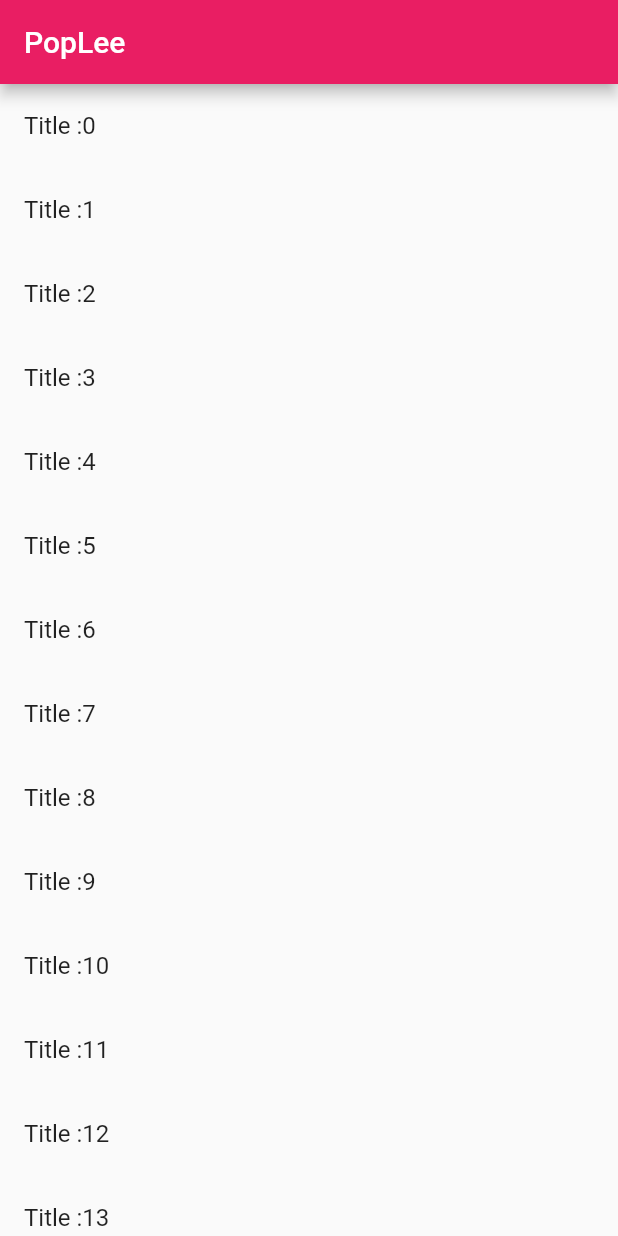
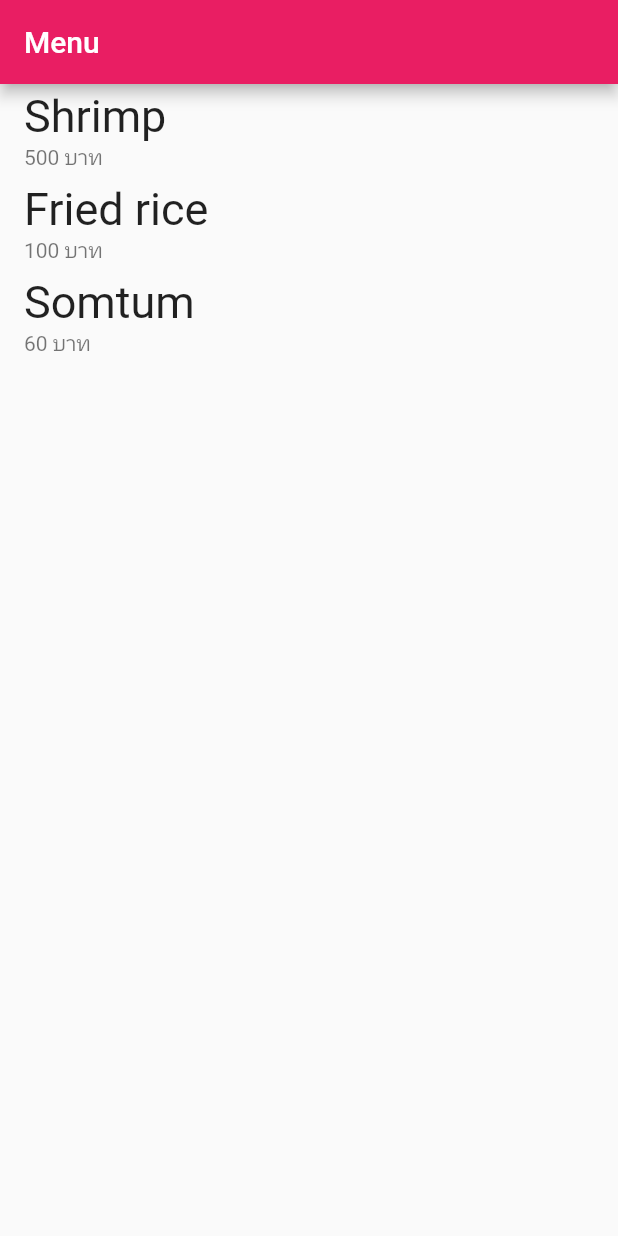
Before and after one commit to tongbantin/flutter-first-app, a Flutter app: the screen it shows after launch, on a phone screen of 412 x 824 dp. Run offline on Flutter 3.47's test engine with Material 2 defaults, Android fonts, the phone set to English and light mode, and no system bars.

Commit message:
FoodMenu

```diff
--- /dev/null
+++ b/lib/FoodMenu.dart
@@ -0,0 +1,5 @@
+class FoodMenu {
+  String name;
+  String price;
+  FoodMenu(this.name,this.price);
+}
--- a/lib/main.dart
+++ b/lib/main.dart
@@ -1,5 +1,5 @@
 import 'package:flutter/material.dart';
-
+import 'FoodMenu.dart';
 void main() {
   var app = MyApp();
   runApp(app);
@@ -22,20 +22,26 @@ class MyHomePage extends StatefulWidget {
 }
 
 class _MyHomePageState extends State<MyHomePage> {
-  int number = 0;
+  var menu = [
+    FoodMenu("Shrimp", "500"),
+    FoodMenu("Fried rice", "100"),
+    FoodMenu("Somtum", "60")
+  ];
 
 //แสดงผล
   @override
   Widget build(BuildContext context) {
     return Scaffold(
       appBar: AppBar(
-        title: Text("PopLee"),
+        title: Text("Menu"),
       ),
       body: ListView.builder(
-          itemCount: 15,
+          itemCount: menu.length,
           itemBuilder: (BuildContext context, int index) {
-            return ListTile(title: Text("Title :$index"));
+            return ListTile(title: Text("${menu[index].name}",style: head,)
+            ,subtitle: Text("${menu[index].price} บาท"),);
           }),
     );
   }
+  var head = TextStyle(fontSize: 30);
 }
```
